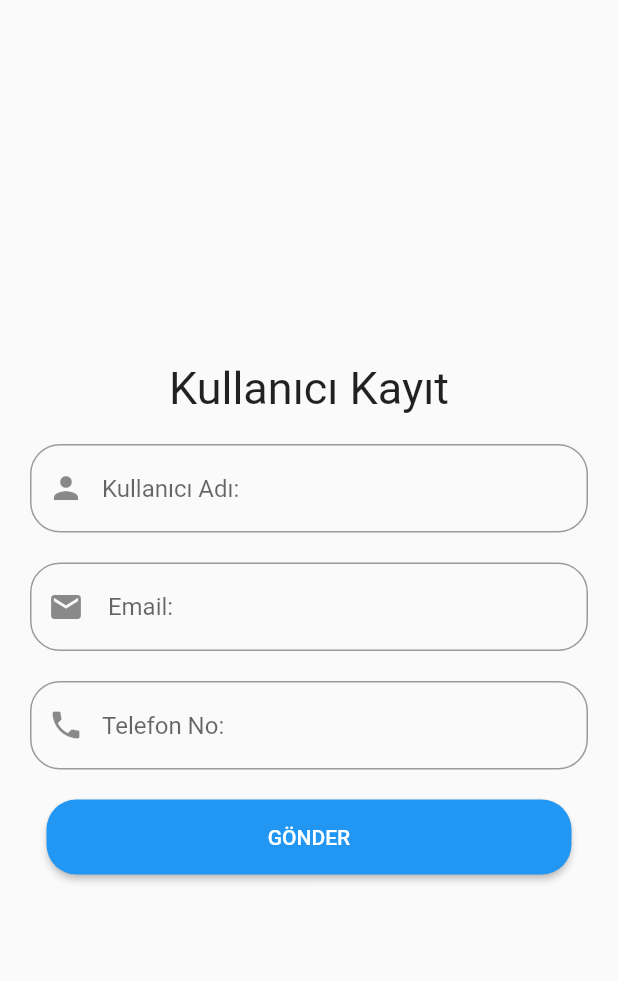
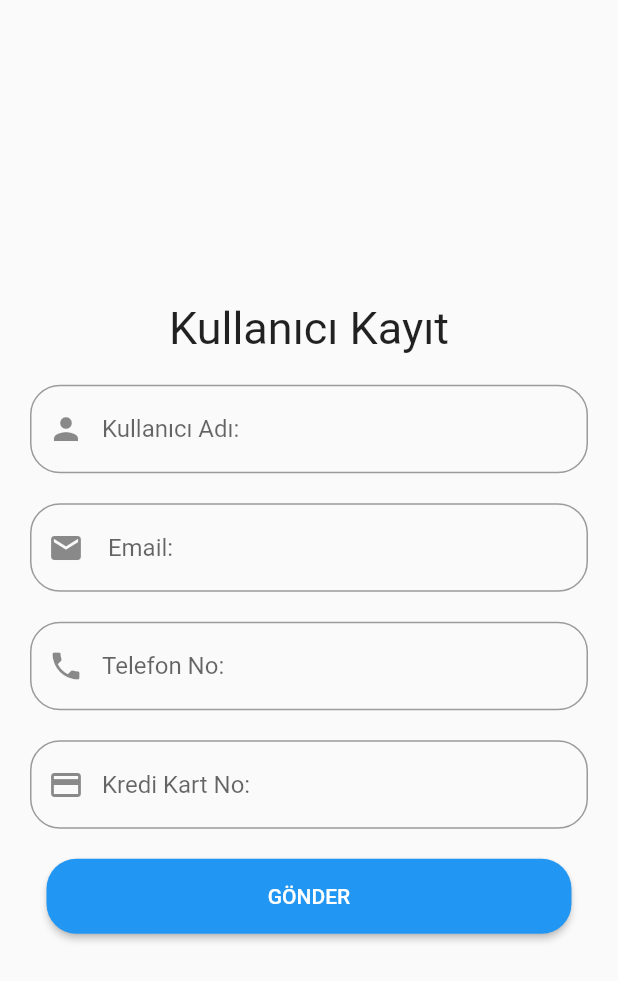
Before and after one commit to cugurel/flutter_regex, a Flutter app: the screen it shows after launch, after a tap on "GÖNDER", on a phone screen of 412 x 824 dp. Shown: the top 981 px of the screen. Run offline on Flutter 3.47's test engine with Material 2 defaults, Android fonts, the phone set to English and light mode, and no system bars; our stand-ins replace mask_text_input_formatter.

Commit message:
CreditCardLuhnAlgorithm

```diff
--- /dev/null
+++ b/lib/luhn_check.dart
@@ -0,0 +1,24 @@
+bool validateCardNumWithLuhnAlgorithm(String input) {
+  if (input.isEmpty) {
+    return false;
+  }
+
+  if (input.length < 16) {
+    return false;
+  }
+
+  int sum = 0;
+  int length = input.length;
+  for (var i = 0; i < length; i++) {
+    int digit = int.parse(input[length - i - 1]);
+    if (i % 2 == 1) {
+      digit *= 2;
+    }
+    sum += digit > 9 ? (digit - 9) : digit;
+  }
+
+  if (sum % 10 == 0) {
+    return true;
+  }
+  return false;
+}
--- a/lib/main.dart
+++ b/lib/main.dart
@@ -1,6 +1,8 @@
 import 'package:flutter/material.dart';
 import 'package:flutter/services.dart';
 import 'package:mask_text_input_formatter/mask_text_input_formatter.dart';
+
+import 'luhn_check.dart';
 
 void main() {
   runApp(const MyApp());
@@ -24,7 +26,6 @@ class _MyAppState extends State<MyApp> {
 }
 
 class RegexForm extends StatefulWidget {
-
   RegexForm({Key? key}) : super(key: key);
 
   @override
@@ -32,17 +33,19 @@ class RegexForm extends StatefulWidget {
 }
 
 class _RegexFormState extends State<RegexForm> {
-
   TextEditingController userNameController = TextEditingController();
   TextEditingController emailController = TextEditingController();
   TextEditingController phoneController = TextEditingController();
+  TextEditingController creditCardController = TextEditingController();
 
-  var phoneMask = MaskTextInputFormatter(mask: '+9 (###) ###-##-##', filter: {"#": RegExp(r'[0-9]')});
+  var phoneMask = MaskTextInputFormatter(
+      mask: '+9 (###) ###-##-##', filter: {"#": RegExp(r'[0-9]')});
+  var creditMask = MaskTextInputFormatter(
+      mask: '####-####-####-####', filter: {"#": RegExp(r'[0-9]')});
 
-  final userNameValid = RegExp(r'^[a-z0-9]{5,12}$',caseSensitive: false);
-  final emailValid = RegExp(r"^[a-zA-Z0-9.a-zA-Z0-9.!#$%&'*+-/=?^_`{|}~]+@[a-zA-Z0-9]+\.[a-zA-Z]+");
-  final phoneValid = RegExp(r'^[]{5,12}$',caseSensitive: false);
-
+  final userNameValid = RegExp(r'^[a-z0-9]{5,12}$', caseSensitive: false);
+  final emailValid = RegExp(
+      r"^[a-zA-Z0-9.a-zA-Z0-9.!#$%&'*+-/=?^_`{|}~]+@[a-zA-Z0-9]+\.[a-zA-Z]+");
 
   @override
   Widget build(BuildContext context) {
@@ -99,6 +102,20 @@ class _RegexFormState extends State<RegexForm> {
             const SizedBox(
               height: 20,
             ),
+            TextField(
+              controller: creditCardController,
+              inputFormatters: [creditMask],
+              maxLines: 1,
+              decoration: InputDecoration(
+                prefixIcon: const Icon(Icons.credit_card),
+                hintText: "Kredi Kart No: ",
+                border:
+                    OutlineInputBorder(borderRadius: BorderRadius.circular(20)),
+              ),
+            ),
+            const SizedBox(
+              height: 20,
+            ),
             SizedBox(
               width: 350,
               height: 50,
@@ -108,10 +125,11 @@ class _RegexFormState extends State<RegexForm> {
                     borderRadius: BorderRadius.circular(20),
                   )),
                   onPressed: () {
-                    if(emailValid.hasMatch(emailController.text.toString())){
-                      print("Email geçerlidir.");
-                    }else{
-                      print("Email geçerli değil.");
+                    if (validateCardNumWithLuhnAlgorithm(
+                        creditMask.getUnmaskedText().toString())) {
+                      print("Kredi Kartı geçerlidir.");
+                    } else {
+                      print("Kredi Kartı geçerli değil.");
                     }
                   },
                   child: const Text("GÖNDER")),
```
